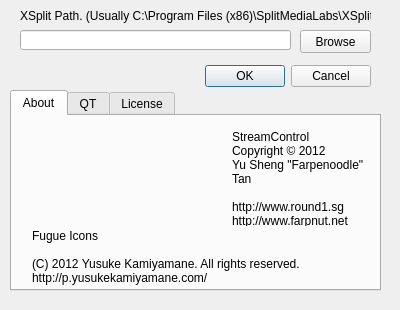
Before: the Qt Designer form configwindow.ui in farpenoodle/StreamControl, drawn with Qt 5.
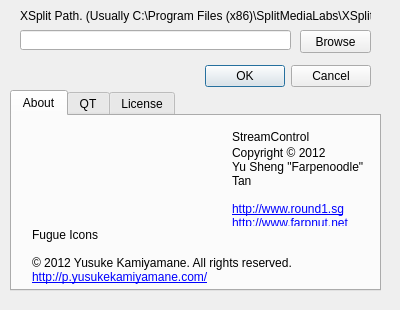
After: the same form once the commit is applied. Icons and pictures are not drawn.

The edit to the form file:
```diff
--- a/configwindow.ui
+++ b/configwindow.ui
@@ -126,14 +126,10 @@
       </rect>
      </property>
      <property name="text">
-      <string>Copyright © 2012 
-Yu Sheng &quot;Farpenoodle&quot; Tan
-
-http://www.round1.sg
-http://www.farpnut.net</string>
+      <string>&lt;html&gt;&lt;head/&gt;&lt;body&gt;&lt;p&gt;Copyright © 2012&lt;br/&gt;Yu Sheng &amp;quot;Farpenoodle&amp;quot; Tan &lt;br/&gt;&lt;br/&gt;&lt;a href=&quot;http://www.round1.sg&quot;&gt;&lt;span style=&quot; text-decoration: underline; color:#0000ff;&quot;&gt;http://www.round1.sg&lt;/span&gt;&lt;/a&gt;&lt;br/&gt;&lt;a href=&quot;http://www.farpnut.net&quot;&gt;&lt;span style=&quot; text-decoration: underline; color:#0000ff;&quot;&gt;http://www.farpnut.net&lt;/span&gt;&lt;/a&gt;&lt;/p&gt;&lt;/body&gt;&lt;/html&gt;</string>
      </property>
      <property name="textFormat">
-      <enum>Qt::PlainText</enum>
+      <enum>Qt::RichText</enum>
      </property>
      <property name="wordWrap">
       <bool>true</bool>
@@ -149,13 +145,10 @@
       </rect>
      </property>
      <property name="text">
-      <string>Fugue Icons
-
-(C) 2012 Yusuke Kamiyamane. All rights reserved.
-http://p.yusukekamiyamane.com/</string>
+      <string>&lt;html&gt;&lt;head/&gt;&lt;body&gt;&lt;p&gt;Fugue Icons&lt;br/&gt;&lt;br/&gt;© 2012 Yusuke Kamiyamane. All rights reserved.&lt;br/&gt;&lt;a href=&quot;http://p.yusukekamiyamane.com/&quot;&gt;&lt;span style=&quot; text-decoration: underline; color:#0000ff;&quot;&gt;http://p.yusukekamiyamane.com/&lt;/span&gt;&lt;/a&gt;&lt;/p&gt;&lt;/body&gt;&lt;/html&gt;</string>
      </property>
      <property name="textFormat">
-      <enum>Qt::PlainText</enum>
+      <enum>Qt::RichText</enum>
      </property>
      <property name="wordWrap">
       <bool>true</bool>
```
Left out of the diff: 10 changed lines with no effect on the pictures.
